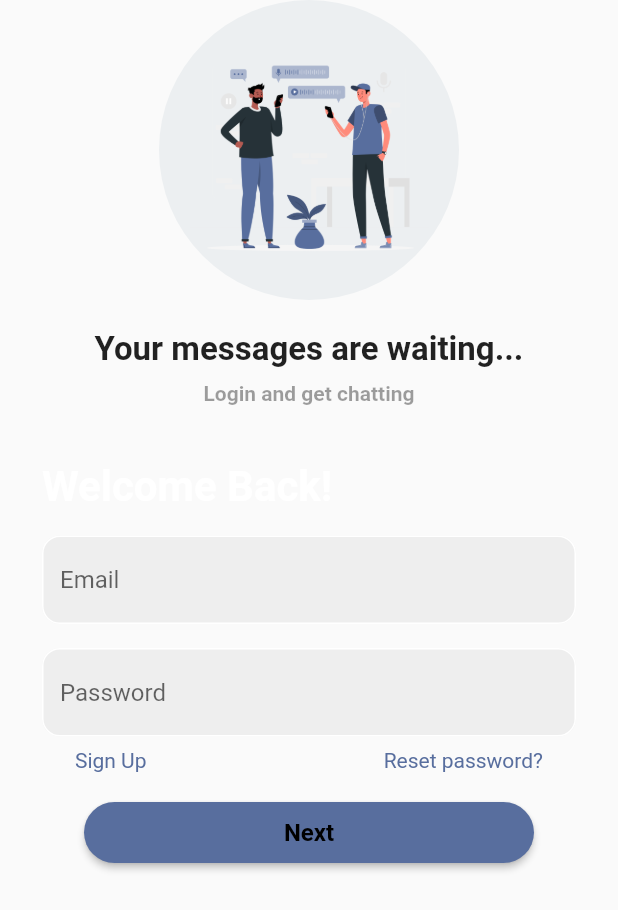
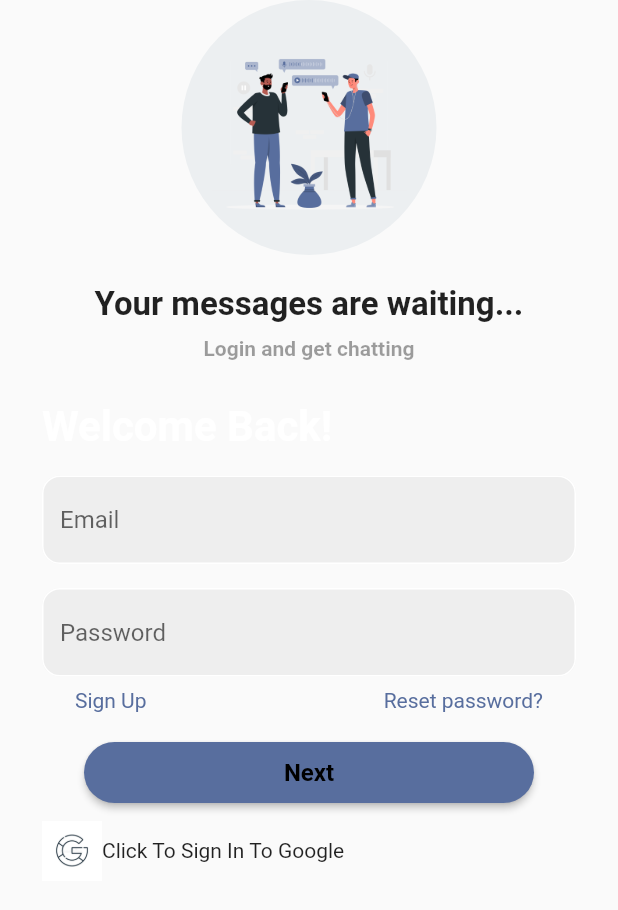
Before and after one commit to Dsoji/chat-application, a Flutter app: the LoginPage screen opened by its route, on a phone screen of 412 x 824 dp. Shown: the top 910 px of the screen. Run offline on Flutter 3.47's test engine with Material 2 defaults, Android fonts, the phone set to English and light mode, and no system bars; our stand-ins replace firebase_auth, firebase_core, flutter_screenutil, get, google_sign_in, package_info and 2 more; missing offline and left inert: firebase_chat; accounts and stored records are empty; Roboto replaces fonts that are missing (Messina Sans).

Commit message:
feat: thinking of giving up on the app

```diff
--- /dev/null
+++ b/snow_chat/lib/common/services/services.dart
@@ -0,0 +1,3 @@
+library services;
+
+export './storage.dart';
--- /dev/null
+++ b/snow_chat/lib/common/store/store.dart
@@ -0,0 +1,4 @@
+library store;
+
+export './user.dart';
+export './config.dart';
--- /dev/null
+++ b/snow_chat/lib/screens/auth_pages/login/google_login.dart
@@ -0,0 +1,28 @@
+import 'package:firebase_auth/firebase_auth.dart';
+import 'package:flutter/material.dart';
+import 'package:google_sign_in/google_sign_in.dart';
+import 'package:pinput/pinput.dart';
+
+class GoogleLoginProvider extends ChangeNotifier {
+  final googleSignIn = GoogleSignIn();
+
+  GoogleSignInAccount? _user;
+
+  GoogleSignInAccount get user => _user!;
+
+  Future googleLogin() async {
+    final googleUser = await googleSignIn.signIn();
+    if (googleUser == null) return;
+    _user = googleUser;
+
+    final googleAuth = await googleUser.authentication;
+
+    final credential = GoogleAuthProvider.credential(
+      accessToken: googleAuth.accessToken,
+      idToken: googleAuth.idToken,
+    );
+
+    await FirebaseAuth.instance.signInWithCredential(credential);
+    notifyListeners();
+  }
+}
--- a/snow_chat/lib/screens/auth_pages/login/loginPage.dart
+++ b/snow_chat/lib/screens/auth_pages/login/loginPage.dart
@@ -2,7 +2,9 @@
 
 import 'package:firebase_auth/firebase_auth.dart';
 import 'package:flutter/material.dart';
+import 'package:provider/provider.dart';
 import 'package:snow_chat/constants/constants.dart';
+import 'package:snow_chat/screens/auth_pages/login/google_login.dart';
 import 'package:snow_chat/screens/auth_pages/reset_password.dart';
 import 'package:snow_chat/widgets/reusable_button.dart';
 
@@ -44,7 +46,7 @@ class _LoginPageState extends State<LoginPage> {
               child: Column(children: [
                 Container(
                   width: 200,
-                  height: 200,
+                  height: 170,
                   padding: const EdgeInsets.all(20.0),
                   decoration: BoxDecoration(
                       shape: BoxShape.circle, color: Colors.blueGrey.shade50),
@@ -69,9 +71,6 @@ class _LoginPageState extends State<LoginPage> {
                 ),
                 const SizedBox(
                   height: 20,
-                ),
-                const SizedBox(
-                  height: 10,
                 ),
                 const Padding(
                   padding: EdgeInsets.all(8.0),
@@ -169,6 +168,34 @@ class _LoginPageState extends State<LoginPage> {
                   color: mOnboardingColor1,
                   text: "Next",
                   onPressed: logIn,
+                ),
+                GestureDetector(
+                  child: Padding(
+                    padding: const EdgeInsets.all(8.0),
+                    child: Center(
+                      child: Container(
+                        child: Row(
+                          children: [
+                            Container(
+                              height: 40,
+                              width: 40,
+                              // elevation: 1,
+                              decoration: const BoxDecoration(
+                                shape: BoxShape.circle,
+                              ),
+                              child: Image.asset('assets/google.png'),
+                            ),
+                            const Text("Click To Sign In To Google")
+                          ],
+                        ),
+                      ),
+                    ),
+                  ),
+                  onTap: () {
+                    final provider = Provider.of<GoogleLoginProvider>(context,
+                        listen: false);
+                    provider.googleLogin();
+                  },
                 )
               ]),
             ),
--- a/snow_chat/lib/screens/onboarding/controller.dart
+++ b/snow_chat/lib/screens/onboarding/controller.dart
@@ -7,6 +7,7 @@ class OnboardingController extends GetxController {
   OnboardingController();
 
   handleSignIn() {
+    //await ConfigStore.to.saveAlreadyOpen();
     Get.offAndToNamed(AppRoutes.SIGN_IN);
   }
 }
```
Also changed, not shown: snow_chat/lib/common/services/storage.dart (added, +40 -0 lines), snow_chat/lib/common/store/config.dart (added, +49 -0 lines), snow_chat/lib/common/store/user.dart (added, +62 -0 lines), snow_chat/lib/main.dart (+9 -7 lines), snow_chat/assets/google.jpg (added), snow_chat/assets/google.png (added).
